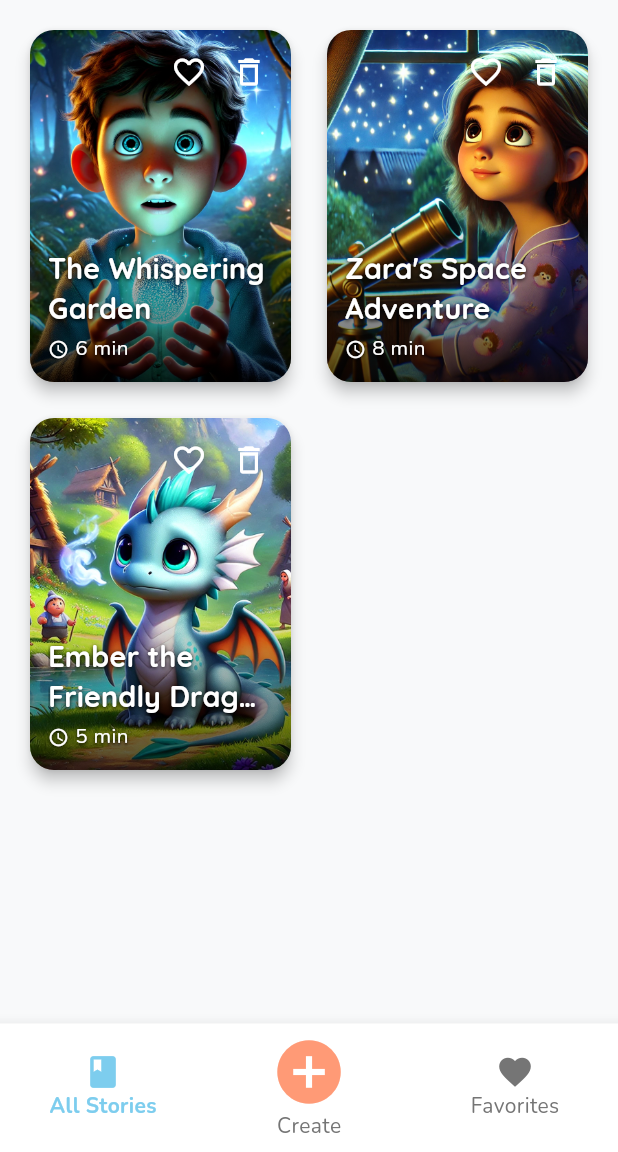
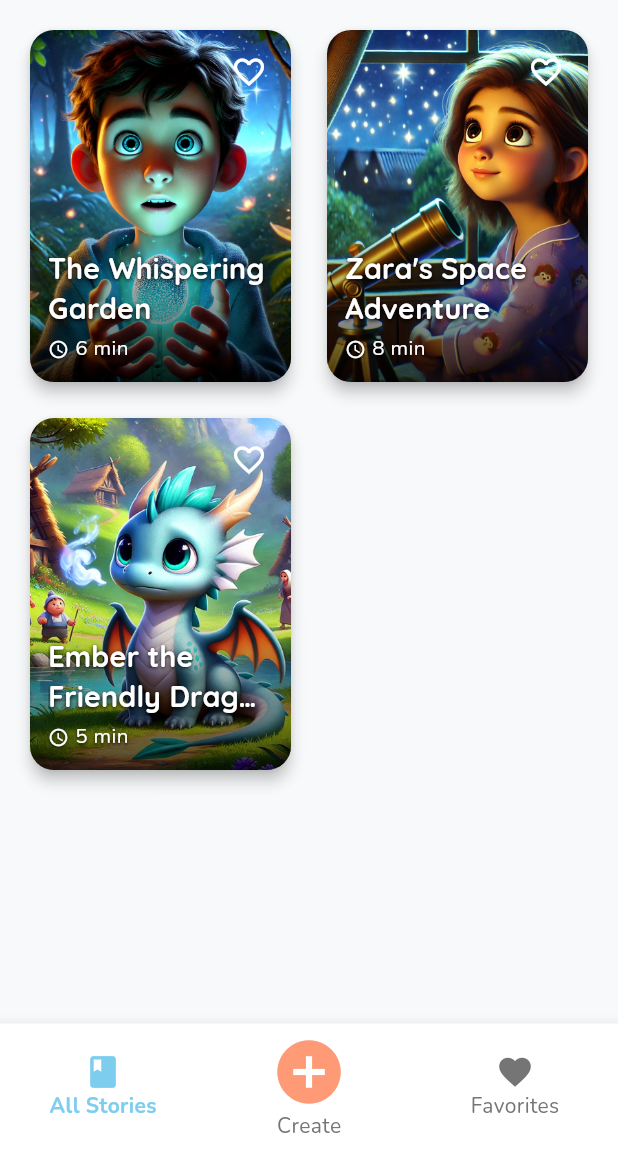
Before and after one commit to raunakkathuria/storytales-app, a Flutter app: the screen it shows after launch, on a phone screen of 412 x 824 dp, the part 84-1236 px from its top. Run offline on Flutter 3.47's test engine with Material 3 defaults, Android fonts, the phone set to English and light mode, and no system bars; our stand-ins replace app_links, cached_network_image, cloud_firestore, connectivity_plus, dio, equatable and 9 more; accounts and stored records are empty.

```diff
--- a/lib/features/library/data/repositories/story_repository_impl.dart
+++ b/lib/features/library/data/repositories/story_repository_impl.dart
@@ -238,10 +238,6 @@ class StoryRepositoryImpl implements StoryRepository {
     await updateStory(updatedStory);
   }
 
-  @override
-  Future<void> deleteStory(String id) async {
-    await _databaseService.delete('stories', id);
-  }
 
   @override
   Future<void> loadPreGeneratedStories() async {
--- a/lib/features/library/domain/repositories/story_repository.dart
+++ b/lib/features/library/domain/repositories/story_repository.dart
@@ -20,8 +20,6 @@ abstract class StoryRepository {
   /// Toggle the favorite status of a story.
   Future<void> toggleFavorite(String id);
 
-  /// Delete a story from the local database.
-  Future<void> deleteStory(String id);
 
   /// Load pre-generated stories from the assets and save them to the local database.
   Future<void> loadPreGeneratedStories();
--- a/lib/features/library/presentation/bloc/library_event.dart
+++ b/lib/features/library/presentation/bloc/library_event.dart
@@ -28,15 +28,6 @@ class ToggleFavorite extends LibraryEvent {
   List<Object?> get props => [storyId];
 }
 
-/// Event to delete a story.
-class DeleteStory extends LibraryEvent {
-  final String storyId;
-
-  const DeleteStory({required this.storyId});
-
-  @override
-  List<Object?> get props => [storyId];
-}
 
 /// Event to filter stories by tab.
 class FilterByTab extends LibraryEvent {
--- a/lib/features/library/presentation/bloc/library_state.dart
+++ b/lib/features/library/presentation/bloc/library_state.dart
@@ -55,25 +55,6 @@ class LibraryError extends LibraryState {
   List<Object?> get props => [message];
 }
 
-/// State when a story is being deleted.
-class StoryDeleting extends LibraryState {
-  final String storyId;
-
-  const StoryDeleting({required this.storyId});
-
-  @override
-  List<Object?> get props => [storyId];
-}
-
-/// State when a story has been deleted.
-class StoryDeleted extends LibraryState {
-  final String storyId;
-
-  const StoryDeleted({required this.storyId});
-
-  @override
-  List<Object?> get props => [storyId];
-}
 
 /// State when a story's favorite status is being toggled.
 class FavoriteToggling extends LibraryState {
--- a/lib/features/library/presentation/widgets/story_card.dart
+++ b/lib/features/library/presentation/widgets/story_card.dart
@@ -9,14 +9,12 @@ class StoryCard extends StatelessWidget {
   final Story story;
   final VoidCallback onTap;
   final VoidCallback onFavoriteToggle;
-  final VoidCallback onDelete;
 
   const StoryCard({
     super.key,
     required this.story,
     required this.onTap,
     required this.onFavoriteToggle,
-    required this.onDelete,
   });
 
   @override
@@ -90,22 +88,10 @@ class StoryCard extends StatelessWidget {
     return Positioned(
       top: 8,
       right: 8,
-      child: Row(
-        children: [
-          // Favorite button
-          _buildIconButton(
-            icon: story.isFavorite ? Icons.favorite : Icons.favorite_border,
-            color: story.isFavorite ? StoryTalesTheme.errorColor : StoryTalesTheme.surfaceColor,
-            onTap: onFavoriteToggle,
-          ),
-
-          // Delete button
-          _buildIconButton(
-            icon: Icons.delete_outline,
-            color: StoryTalesTheme.surfaceColor,
-            onTap: onDelete,
-          ),
-        ],
+      child: _buildIconButton(
+        icon: story.isFavorite ? Icons.favorite : Icons.favorite_border,
+        color: story.isFavorite ? StoryTalesTheme.errorColor : StoryTalesTheme.surfaceColor,
+        onTap: onFavoriteToggle,
       ),
     );
   }
```
Also changed, not shown: lib/features/library/presentation/bloc/library_bloc.dart (+0 -44 lines), lib/features/library/presentation/pages/library_page.dart (+0 -17 lines), lib/features/story_generation/data/datasources/story_api_client.dart (+93 -8 lines), lib/features/story_generation/presentation/bloc/story_generation_bloc.dart (+7 -16 lines), lib/main.dart (+13 -5 lines), 2 other files.
